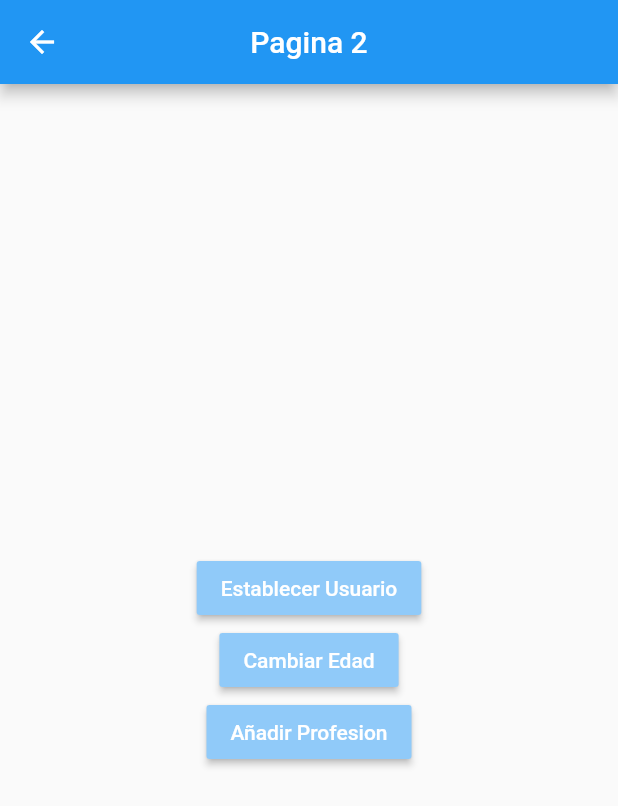
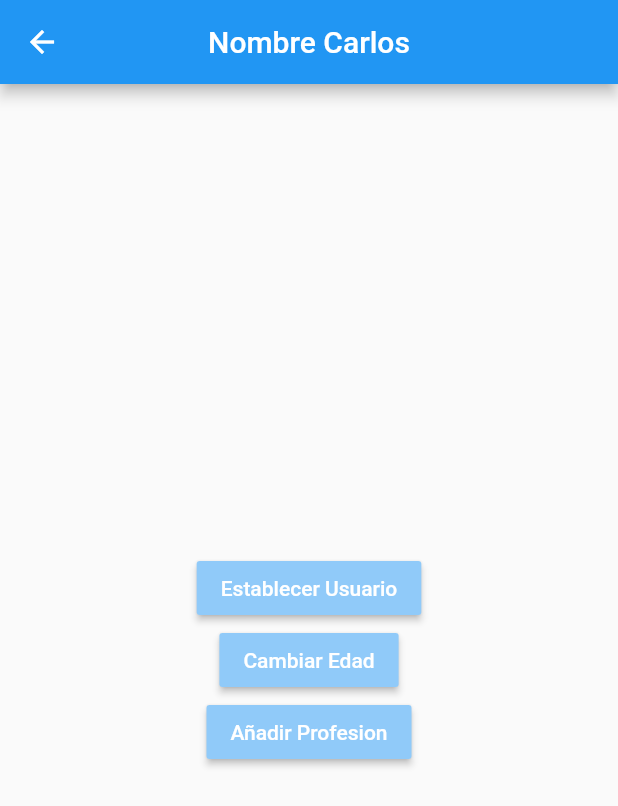
Before and after one commit to PereiraCC/Flutter-Estados, a Flutter app: the Pagina2Page screen opened by its route, after a tap on "Establecer Usuario", on a phone screen of 412 x 824 dp. Shown: the top 806 px of the screen. Run offline on Flutter 3.47's test engine with Material 2 defaults, Android fonts, the phone set to English and light mode, and no system bars.

Commit message:
Fin Singleton

```diff
--- a/lib/models/usuario.dart
+++ b/lib/models/usuario.dart
@@ -1,4 +1,6 @@
 
+
+import 'package:meta/meta.dart';
 
 class Usuario {
 
@@ -6,6 +8,11 @@ class Usuario {
   int edad;
   List<String> profesiones;
 
-  Usuario({this.nombre, this.edad, this.profesiones});
+  Usuario({
+    @required this.nombre,
+    this.edad,
+    this.profesiones
+  })
+  : assert(nombre != null);
 
 }
--- a/lib/pages/pagina1_page.dart
+++ b/lib/pages/pagina1_page.dart
@@ -1,3 +1,5 @@
+import 'package:estados/models/usuario.dart';
+import 'package:estados/services/usuario_service.dart';
 import 'package:flutter/material.dart';
 
 
@@ -10,7 +12,15 @@ class Pagina1Page extends StatelessWidget {
         title: Text('Pagina 1'),
         centerTitle: true,
       ),
-      body: _InformacionUsuario(),
+      body: StreamBuilder(
+        stream: usuarioService.usuarioStream,
+        builder: (BuildContext context, AsyncSnapshot<Usuario> snapshot){
+
+            return snapshot.hasData
+            ? _InformacionUsuario(snapshot.data)
+            : Center(child: Text('No hay informacion del usuario'));
+        },
+      ),
      floatingActionButton: FloatingActionButton(
        child: Icon(Icons.accessibility_new),
        onPressed: () => Navigator.pushNamed(context, 'pagina2'),
@@ -20,6 +30,10 @@ class Pagina1Page extends StatelessWidget {
 }
 
 class _InformacionUsuario extends StatelessWidget {
+
+  final Usuario usuario;
+
+  const _InformacionUsuario(this.usuario);
 
   @override
   Widget build(BuildContext context) {
@@ -34,8 +48,8 @@ class _InformacionUsuario extends StatelessWidget {
           Text('General', style: TextStyle(fontSize: 18, fontWeight: FontWeight.bold)),
           Divider(),
 
-          ListTile( title: Text('Nombre: ')),
-          ListTile( title: Text('Edad: ')),
+          ListTile( title: Text('Nombre: ${this.usuario.nombre}')),
+          ListTile( title: Text('Edad: ${this.usuario.edad}')),
 
           Text('Profesiones', style: TextStyle(fontSize: 18, fontWeight: FontWeight.bold)),
           Divider(),
--- a/lib/pages/pagina2_page.dart
+++ b/lib/pages/pagina2_page.dart
@@ -1,5 +1,7 @@
+import 'package:estados/models/usuario.dart';
 import 'package:flutter/material.dart';
 
+import 'package:estados/services/usuario_service.dart';
 
 class Pagina2Page extends StatelessWidget {
 
@@ -7,7 +9,15 @@ class Pagina2Page extends StatelessWidget {
   Widget build(BuildContext context) {
     return Scaffold(
       appBar: AppBar(
-        title: Text('Pagina 2'),
+        title: StreamBuilder(
+          stream: usuarioService.usuarioStream,
+          builder: (BuildContext context, AsyncSnapshot<Usuario> snapshot){
+
+              return snapshot.hasData
+              ? Text('Nombre ${snapshot.data.nombre}')
+              : Text('Pagina 2');
+          },
+        ),
         centerTitle: true,
       ),
       body: Center(
@@ -18,13 +28,19 @@ class Pagina2Page extends StatelessWidget {
             MaterialButton(
               child: Text('Establecer Usuario', style: TextStyle(color: Colors.white)),
               color: Colors.blue[200],
-              onPressed: () {}
+              onPressed: () {
+
+                final nuevoUsuario = new Usuario(nombre: 'Carlos', edad: 21);
+                usuarioService.cargarUsuario(nuevoUsuario);
+              }
             ),
 
             MaterialButton(
               child: Text('Cambiar Edad', style: TextStyle(color: Colors.white)),
               color: Colors.blue[200],
-              onPressed: () {}
+              onPressed: () {
+                usuarioService.cambiarEdad(20);
+              }
             ),
 
             MaterialButton(
--- /dev/null
+++ b/lib/services/usuario_service.dart
@@ -0,0 +1,34 @@
+
+import 'dart:async';
+
+import 'package:estados/models/usuario.dart';
+
+
+class _UsuarioService {
+
+  Usuario _usuario;
+
+  StreamController<Usuario> _usuarioStreamController = new StreamController<Usuario>.broadcast();
+
+  Usuario get usuario => this._usuario;
+  bool get existeUsuario => (this._usuario != null) ? true : false;
+
+  Stream<Usuario> get usuarioStream => this._usuarioStreamController.stream;
+
+  void cargarUsuario(Usuario user ){
+    this._usuario = user;
+    this._usuarioStreamController.add(user);
+  }
+
+  void cambiarEdad(int edad) {
+    this._usuario.edad = edad;
+    this._usuarioStreamController.add(this._usuario);
+  }
+
+  void dispose(){
+    this._usuarioStreamController?.close();
+  }
+
+}
+
+final usuarioService = new _UsuarioService();
```
